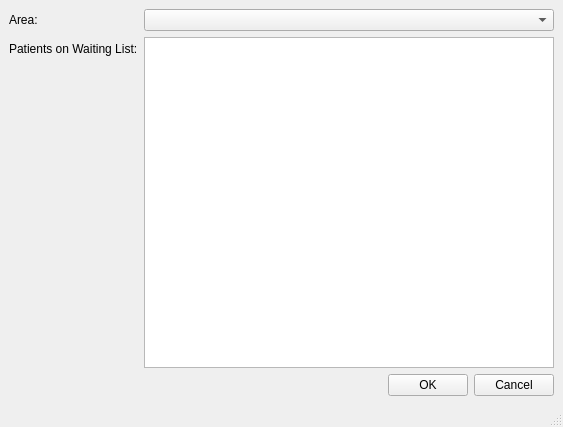
hummushaman/EOBCproject, file removepatientfromwaitinglist.ui: the form before one commit.
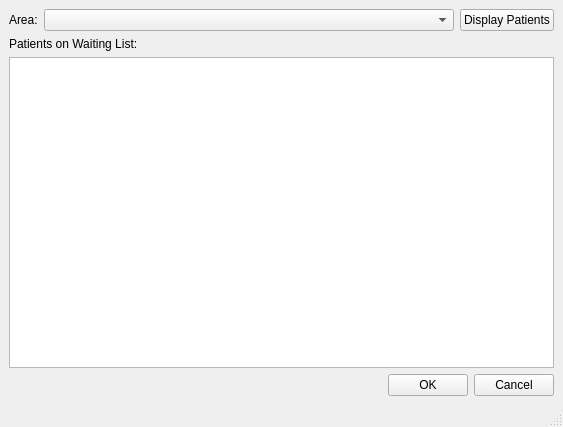
The form after the commit.

Commit message: removePatients from WL works

Diff of the .ui file:
```diff
--- a/removepatientfromwaitinglist.ui
+++ b/removepatientfromwaitinglist.ui
@@ -14,32 +14,44 @@
    <string>Remove Patient from Waiting List</string>
   </property>
   <widget class="QWidget" name="centralwidget">
-   <layout class="QVBoxLayout" name="verticalLayout_2">
-    <item>
      <layout class="QVBoxLayout" name="verticalLayout">
       <item>
-       <layout class="QFormLayout" name="formLayout">
-        <item row="0" column="0">
+     <layout class="QHBoxLayout" name="horizontalLayout_2">
+      <item>
          <widget class="QLabel" name="label">
           <property name="text">
            <string>Area:</string>
           </property>
          </widget>
         </item>
-        <item row="0" column="1">
-         <widget class="QComboBox" name="comboBox"/>
-        </item>
-        <item row="1" column="1">
-         <widget class="QListView" name="listView"/>
-        </item>
-        <item row="1" column="0">
+      <item>
+       <widget class="QComboBox" name="comboBox_areas">
+        <property name="sizePolicy">
+         <sizepolicy hsizetype="MinimumExpanding" vsizetype="Fixed">
+          <horstretch>0</horstretch>
+          <verstretch>0</verstretch>
+         </sizepolicy>
+        </property>
+       </widget>
+      </item>
+      <item>
+       <widget class="QPushButton" name="DisplayButton">
+        <property name="text">
+         <string>Display Patients</string>
+        </property>
+       </widget>
+      </item>
+     </layout>
+    </item>
+    <item>
          <widget class="QLabel" name="label_2">
           <property name="text">
            <string>Patients on Waiting List:</string>
           </property>
          </widget>
         </item>
-       </layout>
+    <item>
+     <widget class="QListWidget" name="listWidget_patients"/>
       </item>
       <item>
        <layout class="QHBoxLayout" name="horizontalLayout">
@@ -69,8 +81,6 @@
            <string>Cancel</string>
           </property>
          </widget>
-        </item>
-       </layout>
       </item>
      </layout>
     </item>
```
Lines whose indentation alone changed are shown as unchanged. The commit also changes 3 other files.
